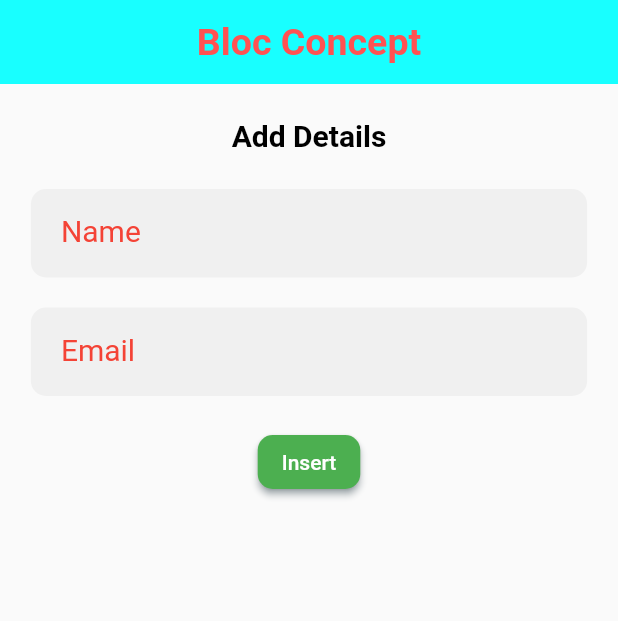
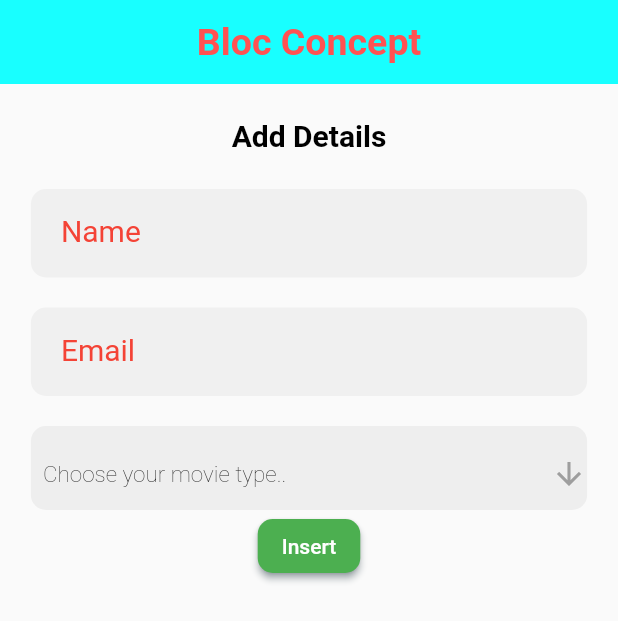
Before and after one commit to pitabashchoudhury/gloifyTraining, a Flutter app: the screen it shows after launch, after a tap on "Insert", on a phone screen of 412 x 824 dp. Shown: the top 621 px of the screen. Run offline on Flutter 3.47's test engine with Material 2 defaults, Android fonts, the phone set to English and light mode, and no system bars.

Commit message:
drop down added

```diff
--- a/lib/screen/home_page.dart
+++ b/lib/screen/home_page.dart
@@ -10,12 +10,15 @@ class HomePage extends StatefulWidget {
 }
 
 class _HomePageState extends State<HomePage> {
+  String? _chosenValue;
   TextEditingController nameController = TextEditingController();
+  TextEditingController emailController = TextEditingController();
 
   @override
   void dispose() {
     super.dispose();
     nameController.dispose();
+    emailController.dispose();
   }
 
   @override
@@ -87,19 +90,83 @@ class _HomePageState extends State<HomePage> {
                           textFieldDesign(
                             label: 'Email',
                             hint: 'Enter Your Email...',
-                            controller: nameController,
+                            controller: emailController,
                           ),
                           const SizedBox(
                             height: 20,
                           ),
+// bubu
+                          Container(
+                            width: width,
+                            padding: const EdgeInsets.only(
+                              left: 8,
+                              top: 8,
+                            ),
+                            decoration: BoxDecoration(
+                              color: Colors.grey[200],
+                              borderRadius: BorderRadius.circular(10),
+                            ),
+                            child: DropdownButton<String>(
+                              menuMaxHeight: 250,
+                              borderRadius: BorderRadius.circular(10),
+                              underline: Container(),
+                              icon: const Icon(
+                                Icons.arrow_downward_outlined,
+                              ),
+                              iconEnabledColor: Colors.grey,
+                              style: const TextStyle(
+                                color: Colors.black,
+                                fontSize: 15,
+                              ),
+                              dropdownColor: Colors.white,
+                              isExpanded: true,
+                              elevation: 0,
+                              value: _chosenValue,
+                              items: <String>[
+                                'Thriller Movies',
+                                'Drama Movies',
+                                'Comedy Movies',
+                                'Horor Movies',
+                                'Crime Movies',
+                                'Documentary Movies',
+                                'Multiplex movies',
+                              ].map<DropdownMenuItem<String>>((value) {
+                                return DropdownMenuItem<String>(
+                                  value: value,
+                                  child: Text(value),
+                                );
+                              }).toList(),
+                              hint: const Text(
+                                "Choose your movie type..",
+                                style: TextStyle(
+                                  color: Colors.black,
+                                  fontSize: 15,
+                                  fontWeight: FontWeight.w100,
+                                ),
+                              ),
+                              onChanged: (value) {
+                                setState(() {
+                                  _chosenValue = value;
+                                });
+                              },
+                            ),
+                          ),
+                          //bubu
                           ElevatedButton(
                             style: ElevatedButton.styleFrom(
-                                backgroundColor: Colors.green,
-                                shadowColor: Colors.blueGrey,
-                                shape: RoundedRectangleBorder(
-                                  borderRadius: BorderRadius.circular(10),
-                                )),
-                            onPressed: () {},
+                              backgroundColor: Colors.green,
+                              shadowColor: Colors.blueGrey,
+                              shape: RoundedRectangleBorder(
+                                borderRadius: BorderRadius.circular(10),
+                              ),
+                            ),
+                            onPressed: () {
+                              ScaffoldMessenger.of(context).showSnackBar(
+                                SnackBar(
+                                  content: Text(_chosenValue!),
+                                ),
+                              );
+                            },
                             child: const Text('Insert'),
                           ),
                         ],
```
